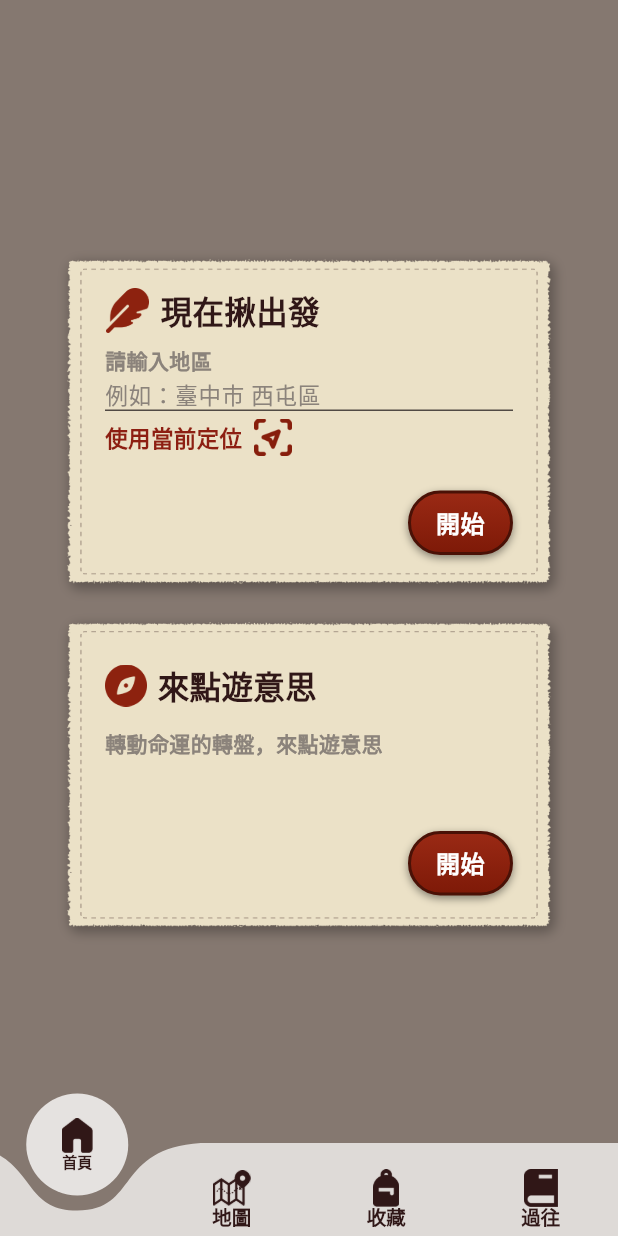
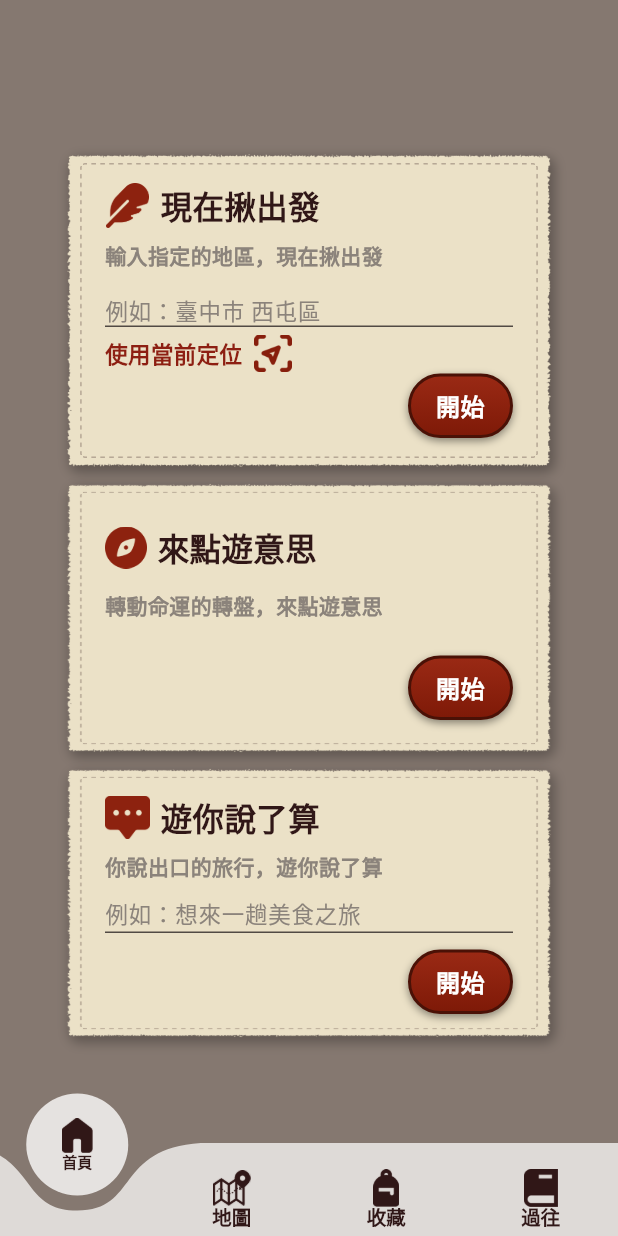
Before and after one commit to 1111034009/PlayTaiwan-front, a Flutter app: the SelectionPage screen opened directly, on a phone screen of 412 x 824 dp. Run offline on Flutter 3.47's test engine with Material 3 defaults, Android fonts, the phone set to English and light mode, and no system bars; drawn by our look-alikes of curved_navigation_bar; our stand-ins replace flutter_carousel_widget, flutter_dotenv; Roboto replaces fonts that are missing (KaiseiHarunoUmi).

Commit message:
新增遊你說了算

```diff
--- a/lib/pages/selection_page.dart
+++ b/lib/pages/selection_page.dart
@@ -6,6 +6,7 @@ import '../core/app_text_styles.dart';
 import '../block/navigationbar.dart';
 import 'home_page.dart';
 import 'play_idea_page.dart';
+import 'travel_info_page.dart';
 
 class SelectionPage extends StatefulWidget {
   const SelectionPage({super.key});
@@ -47,11 +48,13 @@ class _SelectionPageState extends State<SelectionPage> {
 
   // ==================================================================
   // 地區輸入框
-  //
-  // 預設保持空白
   // ==================================================================
+  final TextEditingController locationController = TextEditingController();
 
-  final TextEditingController locationController = TextEditingController();
+  // ==================================================================
+  // 一句話輸入框
+  // ==================================================================
+  final TextEditingController ideaController = TextEditingController();
 
   // ==================================================================
   // System UI
@@ -79,6 +82,7 @@ class _SelectionPageState extends State<SelectionPage> {
   @override
   void dispose() {
     locationController.dispose();
+    ideaController.dispose();
     super.dispose();
   }
 
@@ -123,10 +127,11 @@ class _SelectionPageState extends State<SelectionPage> {
   void startAdventure() {
     fakeLocation = locationController.text.trim();
 
+    if (fakeLocation.isEmpty) {
       ScaffoldMessenger.of(context).showSnackBar(
         SnackBar(
           content: Text(
-          fakeLocation.isEmpty ? '請先輸入地區' : '準備前往 $fakeLocation 探險！',
+            '請先輸入地區',
             textAlign: TextAlign.center,
             style: AppTextStyles.bodySmallBold.copyWith(color: Colors.white),
           ),
@@ -134,6 +139,13 @@ class _SelectionPageState extends State<SelectionPage> {
           behavior: SnackBarBehavior.floating,
           duration: const Duration(seconds: 2),
         ),
+      );
+      return;
+    }
+
+    Navigator.push(
+      context,
+      MaterialPageRoute(builder: (context) => const TravelInfoPage()),
     );
   }
 
@@ -145,6 +157,33 @@ class _SelectionPageState extends State<SelectionPage> {
     Navigator.push(
       context,
       MaterialPageRoute(builder: (context) => const PlayIdeaPage()),
+    );
+  }
+  // ==================================================================
+  // 遊你說了算
+  // ==================================================================
+
+  void customAdventure() {
+    final idea = ideaController.text.trim();
+
+    if (idea.isEmpty) {
+      ScaffoldMessenger.of(context).showSnackBar(
+        SnackBar(
+          content: Text(
+            '先說點什麼吧！',
+            textAlign: TextAlign.center,
+            style: AppTextStyles.bodySmallBold.copyWith(color: Colors.white),
+          ),
+          backgroundColor: red,
+          behavior: SnackBarBehavior.floating,
+          duration: const Duration(seconds: 2),
+        ),
+      );
+      return;
+    }
+    Navigator.push(
+      context,
+      MaterialPageRoute(builder: (context) => const TravelInfoPage()),
     );
   }
 
@@ -168,9 +207,6 @@ class _SelectionPageState extends State<SelectionPage> {
     return Scaffold(
       backgroundColor: pageColor,
 
-      // ================================================================
-      // 允許 NavigationBar 疊到 Body 上方
-      // ================================================================
       extendBody: true,
 
       // ================================================================
@@ -197,13 +233,13 @@ class _SelectionPageState extends State<SelectionPage> {
                 // 現在揪出發
                 // ======================================================
                 Positioned(
-                  top: 80,
+                  top: 10,
                   left: 0,
                   right: 0,
                   child: Center(
                     child: SizedBox(
                       width: 324,
-                      height: 218,
+                      height: 210,
                       child: _AdventurePaper(
                         child: _StartAdventureContent(
                           locationController: locationController,
@@ -224,16 +260,38 @@ class _SelectionPageState extends State<SelectionPage> {
                 // 來點遊意思
                 // ======================================================
                 Positioned(
-                  top: 322,
+                  top: 230,
                   left: 0,
                   right: 0,
                   child: Center(
                     child: SizedBox(
                       width: 324,
-                      height: 205,
+                      height: 180,
                       child: _AdventurePaper(
                         child: _RandomAdventureContent(
                           onPressed: randomAdventure,
+                        ),
+                      ),
+                    ),
+                  ),
+                ),
+                // ======================================================
+                // 第三張紙
+                //
+                // 遊你說了算
+                // ======================================================
+                Positioned(
+                  top: 420,
+                  left: 0,
+                  right: 0,
+                  child: Center(
+                    child: SizedBox(
+                      width: 324,
+                      height: 180,
+                      child: _AdventurePaper(
+                        child: _CustomAdventureContent(
+                          ideaController: ideaController,
+                          onPressed: customAdventure,
                         ),
                       ),
                     ),
@@ -343,7 +401,9 @@ class _StartAdventureContent extends StatelessWidget {
               Text(
                 '現在揪出發',
                 textAlign: TextAlign.left,
-                style: AppTextStyles.title.copyWith(color: AppColors.textPrimary),
+                style: AppTextStyles.title.copyWith(
+                  color: AppColors.textPrimary,
+                ),
               ),
             ],
           ),
@@ -354,12 +414,14 @@ class _StartAdventureContent extends StatelessWidget {
           // 地區標題
           // ============================================================
           Text(
-            '請輸入地區',
+            '輸入指定的地區，現在揪出發',
             textAlign: TextAlign.left,
-            style: AppTextStyles.bodySmallBold.copyWith(color: AppColors.mutedText),
+            style: AppTextStyles.bodySmallBold.copyWith(
+              color: AppColors.mutedText,
+            ),
           ),
 
-          const SizedBox(height: 1),
+          const SizedBox(height: 15),
 
           // ============================================================
           // 地區輸入框
@@ -379,7 +441,9 @@ class _StartAdventureContent extends StatelessWidget {
 
               cursorColor: AppColors.primaryAccent,
 
-              style: AppTextStyles.bodyEmphasisBold.copyWith(color: AppColors.textPrimary),
+              style: AppTextStyles.bodyEmphasisBold.copyWith(
+                color: AppColors.textPrimary,
+              ),
 
               decoration: InputDecoration(
                 isDense: true,
@@ -394,7 +458,9 @@ class _StartAdventureContent extends StatelessWidget {
 
                 hintText: '例如：臺中市 西屯區',
 
-                hintStyle: AppTextStyles.bodyCompact.copyWith(color: AppColors.mutedText),
+                hintStyle: AppTextStyles.bodyCompact.copyWith(
+                  color: AppColors.mutedText,
+                ),
               ),
             ),
           ),
@@ -463,7 +529,6 @@ class _LocationButtonState extends State<_LocationButton> {
     }
 
     return MouseRegion(
-
       onEnter: (_) {
         setState(() {
           hovering = true;
@@ -508,7 +573,9 @@ class _LocationButtonState extends State<_LocationButton> {
               Text(
                 '使用當前定位',
                 textAlign: TextAlign.left,
-                style: AppTextStyles.bodyEmphasisBold.copyWith(color: AppColors.primaryAccent),
+                style: AppTextStyles.bodyEmphasisBold.copyWith(
+                  color: AppColors.primaryAccent,
+                ),
               ),
 
               const SizedBox(width: 3),
@@ -534,9 +601,7 @@ class _LocationButtonState extends State<_LocationButton> {
 class _RandomAdventureContent extends StatelessWidget {
   final VoidCallback onPressed;
 
-  const _RandomAdventureContent({
-    required this.onPressed,
-  });
+  const _RandomAdventureContent({required this.onPressed});
 
   @override
   Widget build(BuildContext context) {
@@ -563,7 +628,9 @@ class _RandomAdventureContent extends StatelessWidget {
               Text(
                 '來點遊意思',
                 textAlign: TextAlign.left,
-                style: AppTextStyles.title.copyWith(color: AppColors.textPrimary),
+                style: AppTextStyles.title.copyWith(
+                  color: AppColors.textPrimary,
+                ),
               ),
             ],
           ),
@@ -576,7 +643,127 @@ class _RandomAdventureContent extends StatelessWidget {
           Text(
             '轉動命運的轉盤，來點遊意思',
             textAlign: TextAlign.left,
-            style: AppTextStyles.bodySmallBold.copyWith(color: AppColors.mutedText),
+            style: AppTextStyles.bodySmallBold.copyWith(
+              color: AppColors.mutedText,
+            ),
+          ),
+
+          const Spacer(),
+
+          // ============================================================
+          // 開始
+          // ============================================================
+          Align(
+            alignment: Alignment.centerRight,
+            child: _RedStartButton(text: '開始', onPressed: onPressed),
+          ),
+        ],
+      ),
+    );
+  }
+}
+// ======================================================================
+// 遊你說了算
+// ======================================================================
+
+class _CustomAdventureContent extends StatelessWidget {
+  final TextEditingController ideaController;
+
+  final VoidCallback onPressed;
+
+  const _CustomAdventureContent({
+    required this.ideaController,
+    required this.onPressed,
+  });
+
+  @override
+  Widget build(BuildContext context) {
+    return Padding(
+      padding: const EdgeInsets.fromLTRB(26, 18, 26, 16),
+      child: Column(
+        crossAxisAlignment: CrossAxisAlignment.stretch,
+        children: [
+          // ============================================================
+          // 標題
+          // ============================================================
+          Row(
+            mainAxisAlignment: MainAxisAlignment.start,
+            children: [
+              Image.asset(
+                'img/talk_play.png',
+                width: 30,
+                height: 30,
+                fit: BoxFit.contain,
+              ),
+
+              const SizedBox(width: 7),
+
+              Text(
+                '遊你說了算',
+                textAlign: TextAlign.left,
+                style: AppTextStyles.title.copyWith(
+                  color: AppColors.textPrimary,
+                ),
+              ),
+            ],
+          ),
+
+          const SizedBox(height: 7),
+
+          // ============================================================
+          // 副標題
+          // ============================================================
+          Text(
+            '你說出口的旅行，遊你說了算',
+            textAlign: TextAlign.left,
+            style: AppTextStyles.bodySmallBold.copyWith(
+              color: AppColors.mutedText,
+            ),
+          ),
+
+          const SizedBox(height: 10),
+
+          // ============================================================
+          // 輸入框
+          // ============================================================
+          SizedBox(
+            height: 24,
+            child: TextField(
+              controller: ideaController,
+
+              textInputAction: TextInputAction.done,
+
+              maxLines: 1,
+
+              cursorColor: AppColors.primaryAccent,
+
+              style: AppTextStyles.bodyEmphasisBold.copyWith(
+                color: AppColors.textPrimary,
+              ),
+
+              decoration: InputDecoration(
+                isDense: true,
+
+                contentPadding: EdgeInsets.zero,
+
+                border: InputBorder.none,
+
+                enabledBorder: InputBorder.none,
+
+                focusedBorder: InputBorder.none,
+
+                hintText: '例如：想來一趟美食之旅',
+
+                hintStyle: AppTextStyles.bodyCompact.copyWith(
+                  color: AppColors.mutedText,
+                ),
+              ),
+            ),
+          ),
+          Container(
+            height: 1,
+            width: double.infinity,
+            color: const Color(0xFF514A44),
           ),
 
           const Spacer(),
@@ -627,7 +814,6 @@ class _HoverScaleButtonState extends State<_HoverScaleButton> {
     }
 
     return MouseRegion(
-
       onEnter: (_) {
         setState(() {
           hovering = true;
@@ -711,7 +897,6 @@ class _RedStartButtonState extends State<_RedStartButton> {
     }
 
     return MouseRegion(
-
       onEnter: (_) {
         setState(() {
           hovering = true;
```
Also changed, not shown: img/talk_play.png (added). Lines whose indentation alone changed are shown as unchanged.
